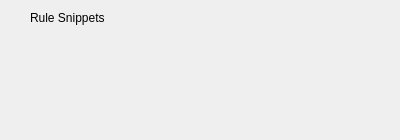
Old version of the form formcfgrulesnippets.ui in the repository newey499/qiptables.
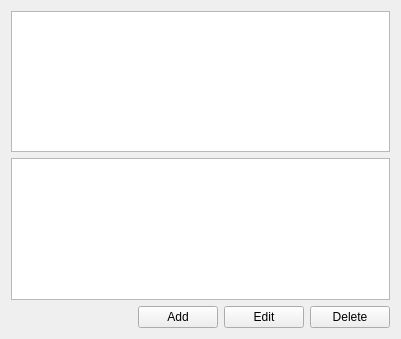
New version of the form. Custom widgets are drawn as their Qt base class.

Commit message: add/amend/delete of rule snippets completed

The edit to the form file:
```diff
--- a/formcfgrulesnippets.ui
+++ b/formcfgrulesnippets.ui
@@ -6,27 +6,67 @@
    <rect>
     <x>0</x>
     <y>0</y>
-    <width>400</width>
-    <height>140</height>
+    <width>401</width>
+    <height>339</height>
    </rect>
   </property>
   <property name="windowTitle">
    <string>Form</string>
   </property>
-  <widget class="QLabel" name="label">
-   <property name="geometry">
-    <rect>
-     <x>30</x>
-     <y>10</y>
-     <width>111</width>
-     <height>16</height>
-    </rect>
-   </property>
-   <property name="text">
-    <string>Rule Snippets</string>
-   </property>
-  </widget>
+  <layout class="QVBoxLayout" name="verticalLayout">
+   <item>
+    <widget class="RuleSnippetsTableView" name="tblRuleSnippets"/>
+   </item>
+   <item>
+    <widget class="QPlainTextEdit" name="edtRuleSnippets"/>
+   </item>
+   <item>
+    <layout class="QHBoxLayout" name="horizontalLayout">
+     <item>
+      <spacer name="horizontalSpacer">
+       <property name="orientation">
+        <enum>Qt::Horizontal</enum>
+       </property>
+       <property name="sizeHint" stdset="0">
+        <size>
+         <width>40</width>
+         <height>20</height>
+        </size>
+       </property>
+      </spacer>
+     </item>
+     <item>
+      <widget class="QPushButton" name="btnAdd">
+       <property name="text">
+        <string>Add</string>
+       </property>
+      </widget>
+     </item>
+     <item>
+      <widget class="QPushButton" name="btnEdit">
+       <property name="text">
+        <string>Edit</string>
+       </property>
+      </widget>
+     </item>
+     <item>
+      <widget class="QPushButton" name="btnDelete">
+       <property name="text">
+        <string>Delete</string>
+       </property>
+      </widget>
+     </item>
+    </layout>
+   </item>
+  </layout>
  </widget>
+ <customwidgets>
+  <customwidget>
+   <class>RuleSnippetsTableView</class>
+   <extends>QTableView</extends>
+   <header>rulesnippetstableview.h</header>
+  </customwidget>
+ </customwidgets>
  <resources/>
  <connections/>
 </ui>
```
Left out of the diff: 56 changed lines with no effect on the pictures. The commit also changes 100 other files.
